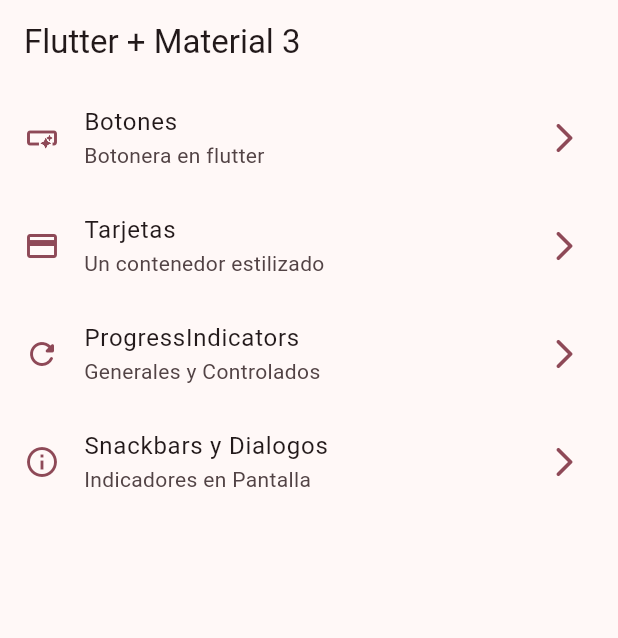
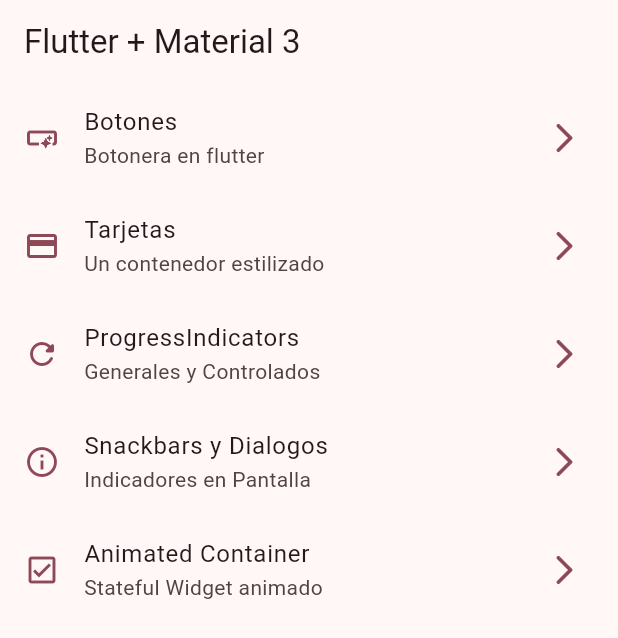
Before and after one commit to JordyV23/widgets-app, a Flutter app: the screen it shows after launch, on a phone screen of 412 x 824 dp. Shown: the top 638 px of the screen. Run offline on Flutter 3.47's test engine with Material 2 defaults, Android fonts, the phone set to English and light mode, and no system bars; our stand-ins replace go_router.

```diff
--- a/lib/config/menu/menu_items.dart
+++ b/lib/config/menu/menu_items.dart
@@ -45,6 +45,12 @@ const appMenuItems = <MenuItem>[
     icon: Icons.info_outline
   ),
 
+  MenuItem(
+    title: 'Animated Container',
+    subTitle: 'Stateful Widget animado',
+    link: '/animated',
+    icon: Icons.check_box_outlined
+  ),
 
 
 ];
--- a/lib/config/router/app_router.dart
+++ b/lib/config/router/app_router.dart
@@ -33,7 +33,13 @@ final appRputer = GoRouter(
     path: '/snackbars',
     name: SnackbarScreen.name,
     builder: (contex,state) => const SnackbarScreen()
-  )
+  ),
+
+  GoRoute(
+    path: '/animated',
+    name: AnimatedScreen.name,
+    builder: (contex,state) => const AnimatedScreen()
+  ),
 
 
 ]);
```
Also changed, not shown: lib/presentation/screens/animated/animated_screen.dart (+65 -2 lines). Lines whose indentation alone changed are shown as unchanged.
